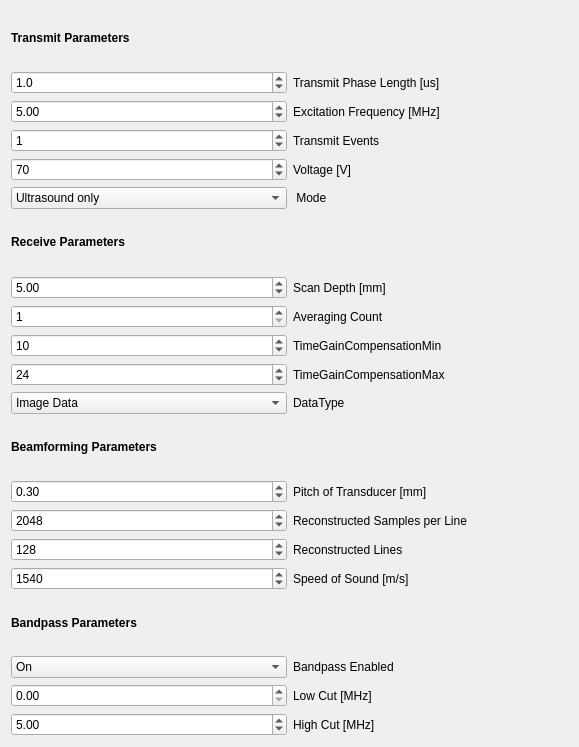
Above: Modules/USUI/Qmitk/QmitkUSControlsCustomDiPhASDeviceWidget.ui from MITK/MITK before the change. Below: the same form after it.
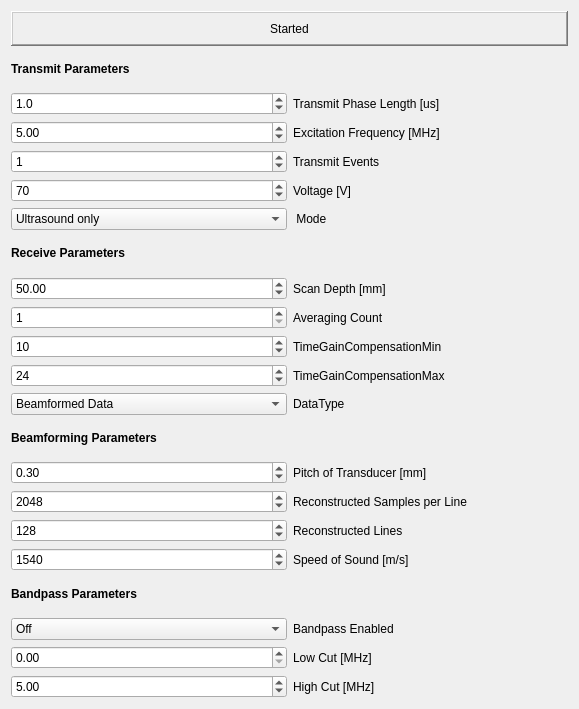
That is the form after the change.

Commit message:
T19855 Most of the GUI works, except: -changing the mode or data type crashes the API, need to find out why -changing the number of events crashes the API, need to find out why -setting the frequency does nothing as of now
also found out:
-spacing can become zero when changing scanned lines, need to fix that

```diff
--- a/Modules/USUI/Qmitk/QmitkUSControlsCustomDiPhASDeviceWidget.ui
+++ b/Modules/USUI/Qmitk/QmitkUSControlsCustomDiPhASDeviceWidget.ui
@@ -7,13 +7,33 @@
     <x>0</x>
     <y>0</y>
     <width>579</width>
-    <height>747</height>
+    <height>709</height>
    </rect>
   </property>
   <property name="windowTitle">
    <string>Form</string>
   </property>
   <layout class="QVBoxLayout" name="verticalLayout">
+   <item>
+    <layout class="QVBoxLayout" name="verticalLayout_2">
+     <item>
+      <widget class="QLabel" name="CurrentState">
+       <property name="frameShape">
+        <enum>QFrame::WinPanel</enum>
+       </property>
+       <property name="frameShadow">
+        <enum>QFrame::Raised</enum>
+       </property>
+       <property name="text">
+        <string>Started</string>
+       </property>
+       <property name="alignment">
+        <set>Qt::AlignCenter</set>
+       </property>
+      </widget>
+     </item>
+    </layout>
+   </item>
    <item>
     <widget class="QLabel" name="TransmitLabel">
      <property name="text">
@@ -198,11 +218,6 @@
        <property name="editable">
         <bool>false</bool>
        </property>
-       <item>
-        <property name="text">
-         <string>Image Data</string>
-        </property>
-       </item>
        <item>
         <property name="text">
          <string>Beamformed Data</string>
@@ -228,7 +243,7 @@
         <double>1000.000000000000000</double>
        </property>
        <property name="value">
-        <double>5.000000000000000</double>
+        <double>50.000000000000000</double>
        </property>
       </widget>
      </item>
@@ -361,11 +376,6 @@
      </item>
      <item row="0" column="0">
       <widget class="QComboBox" name="BandpassEnabled">
-       <item>
-        <property name="text">
-         <string>On</string>
-        </property>
-       </item>
        <item>
         <property name="text">
          <string>Off</string>
```
Left out of the diff: 5 changed lines with no effect on the pictures. The commit also changes 9 other files.
